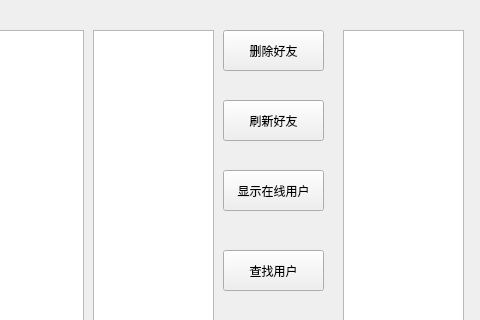
13097339905/myNetworkDisk, file TcpClient/mainmenu.ui: the form before one commit; both pictures show x 397 to 877 and y 0 to 320 of the 877 by 516 pixel window.
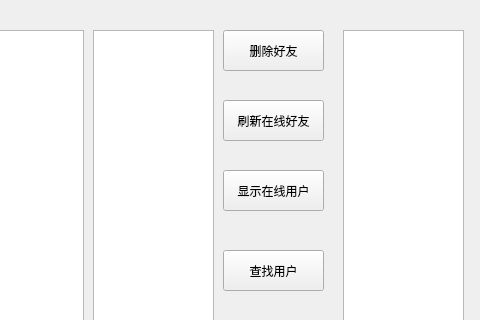
The form after the commit.

```diff
--- a/TcpClient/mainmenu.ui
+++ b/TcpClient/mainmenu.ui
@@ -97,7 +97,7 @@
       </rect>
      </property>
      <property name="text">
-      <string>刷新好友</string>
+      <string>刷新在线好友</string>
      </property>
     </widget>
     <widget class="QPushButton" name="showOnlinePushButton">
```
